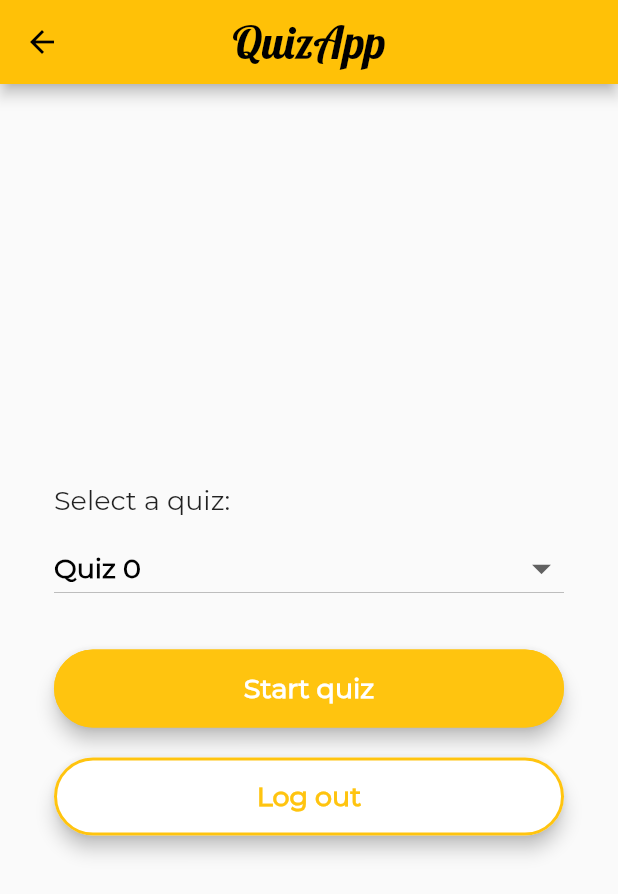
After one commit to CSnakeEyes/flutter_quizapp, a Flutter app: the StartScreen screen opened by its route, on a phone screen of 412 x 824 dp. The commit adds this screen. Shown: the top 894 px of the screen. Run offline on Flutter 3.47's test engine with Material 2 defaults, Android fonts, the phone set to English and light mode, and no system bars.

Commit message:
Refactor Start screen

```diff
--- a/lib/main.dart
+++ b/lib/main.dart
@@ -1,4 +1,5 @@
 import 'package:flutter/material.dart';
+import 'package:flutter_quizapp/view/StartScreen.dart';
 
 import 'view/LoginScreen.dart';
 
@@ -16,6 +17,7 @@ class MyApp extends StatelessWidget {
       initialRoute: LoginScreen.id,
       routes: {
         LoginScreen.id: (context) => LoginScreen(),
+        StartScreen.id: (context) => StartScreen(),
       },
     );
   }
--- a/lib/view/LoginScreen.dart
+++ b/lib/view/LoginScreen.dart
@@ -3,6 +3,8 @@ import 'package:flutter_quizapp/controller/Quiz.dart';
 import 'package:flutter_quizapp/widgets/CustomButton.dart';
 import 'package:flutter_quizapp/widgets/CustomTextField.dart';
 import 'package:flutter_quizapp/widgets/LoadingModal.dart';
+
+import 'StartScreen.dart';
 
 class LoginScreen extends StatefulWidget {
   static final String id = "login_screen";
@@ -69,7 +71,7 @@ class _LoginScreenState extends State<LoginScreen> {
                       visible = false;
                     });
                     if (check) {
-                      //Navigator.pushNamed(context, StartQuizScreen.id);
+                      Navigator.pushNamed(context, StartScreen.id);
                     } else {
                       print("Error bitch");
                     }
--- /dev/null
+++ b/lib/view/StartScreen.dart
@@ -0,0 +1,120 @@
+import 'package:flutter/material.dart';
+import 'package:flutter_quizapp/controller/Quiz.dart';
+import 'package:flutter_quizapp/widgets/CustomButton.dart';
+import 'package:flutter_quizapp/widgets/LoadingModal.dart';
+
+class StartScreen extends StatefulWidget {
+  static final String id = "start_screen";
+
+  @override
+  _StartScreenState createState() => _StartScreenState();
+}
+
+class _StartScreenState extends State<StartScreen> {
+  final Quiz quiz = Quiz();
+  final TextStyle style = TextStyle(fontFamily: 'Montserrat', fontSize: 18.0);
+  final List<String> quizes = [
+    'Quiz 0',
+    'Quiz 1',
+    'Quiz 2',
+    'Quiz 3',
+    'Quiz 4',
+    'Quiz 5',
+    'Quiz 6',
+    'Quiz 7',
+  ];
+
+  bool visible = false;
+  String dropdownValue = 'Quiz 0';
+  int selectedIndex = 0;
+
+  @override
+  Widget build(BuildContext context) {
+    return Scaffold(
+      appBar: AppBar(
+        centerTitle: true,
+        title: Text(
+          'QuizApp',
+        ),
+        textTheme: TextTheme(
+          title: TextStyle(
+            fontFamily: 'Lobster',
+            fontSize: 30,
+            color: Colors.black,
+          ),
+        ),
+      ),
+      body: Stack(
+        children: <Widget>[
+          Padding(
+            padding: EdgeInsets.all(36.0),
+            child: Column(
+              mainAxisAlignment: MainAxisAlignment.center,
+              crossAxisAlignment: CrossAxisAlignment.stretch,
+              children: <Widget>[
+                Text(
+                  "Select a quiz:",
+                  style: style.copyWith(),
+                ),
+                SizedBox(height: 10.0),
+                DropdownButton(
+                  isExpanded: true,
+                  value: dropdownValue,
+                  style: style.copyWith(
+                    color: Colors.black,
+                    fontWeight: FontWeight.bold,
+                  ),
+                  icon: Icon(Icons.arrow_drop_down),
+                  iconSize: 30,
+                  elevation: 5,
+                  items: generateDropdownItems(),
+                  onChanged: (newValue) {
+                    setState(() {
+                      // ignore: unrelated_type_equality_checks
+                      selectedIndex =
+                          quizes.indexWhere((item) => item == newValue);
+                      dropdownValue = newValue;
+                    });
+                  },
+                ),
+                SizedBox(height: 30.0),
+                CustomButton(
+                  text: "Start quiz",
+                  contained: true,
+                  onPressed: () async {
+                    setState(() => visible = true);
+                    bool check = await quiz.startQuiz(selectedIndex);
+                    setState(() => visible = false);
+                    if (check) {
+                      //Navigator.pushNamed(context, StartQuizScreen.id);
+                    } else {
+                      print("Error bitch");
+                    }
+                  },
+                ),
+                SizedBox(height: 20.0),
+                CustomButton(
+                  text: "Log out",
+                  contained: false,
+                  onPressed: () {
+                    Navigator.pop(context);
+                  },
+                ),
+              ],
+            ),
+          ),
+          LoadingModal(visible),
+        ],
+      ),
+    );
+  }
+
+  List<DropdownMenuItem<String>> generateDropdownItems() {
+    return quizes.map<DropdownMenuItem<String>>((String value) {
+      return DropdownMenuItem<String>(
+        value: value,
+        child: Text(value),
+      );
+    }).toList();
+  }
+}
--- a/lib/widgets/CustomButton.dart
+++ b/lib/widgets/CustomButton.dart
@@ -18,13 +18,13 @@ class CustomButton extends StatelessWidget {
       onPressed: onPressed,
       shape: RoundedRectangleBorder(
         borderRadius: new BorderRadius.circular(30.0),
-        side: BorderSide(color: Color(0xffffc40f)),
+        side: BorderSide(color: Color(0xffffc40f), width: 2.0),
       ),
       child: Text(
         text,
         textAlign: TextAlign.center,
         style: style.copyWith(
-          color: Colors.white,
+          color: (contained) ? Colors.white : Color(0xffffc40f),
           fontWeight: FontWeight.bold,
         ),
       ),
```
Also changed, not shown: lib/StartQuiz.dart (deleted, +0 -126 lines).
